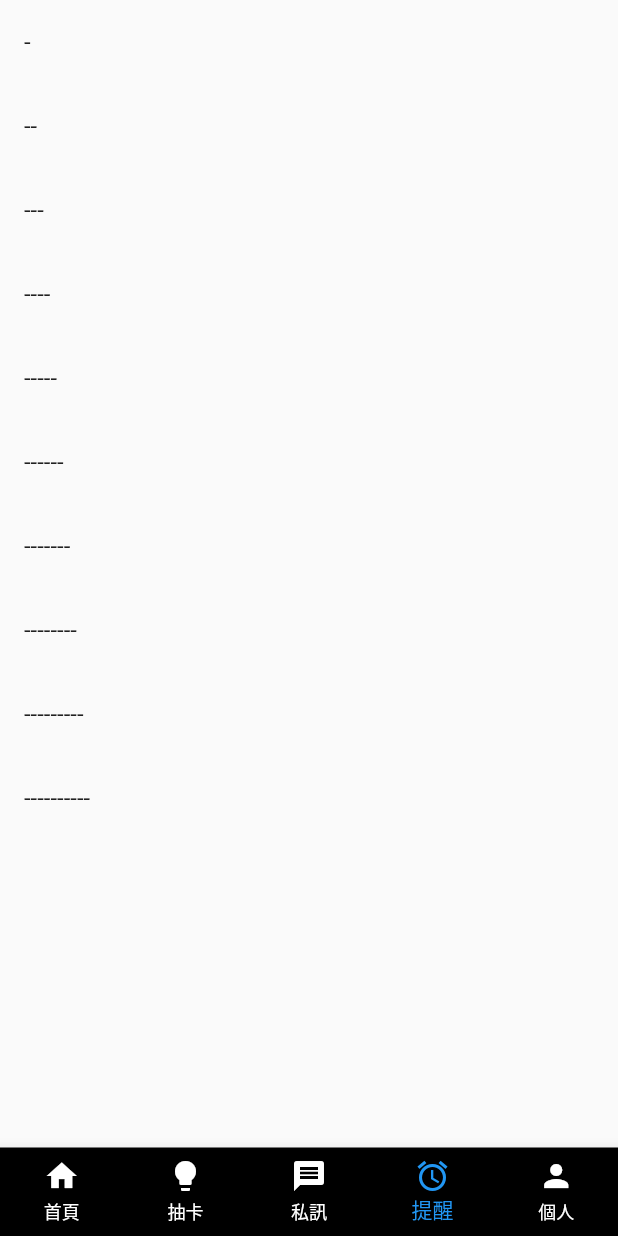
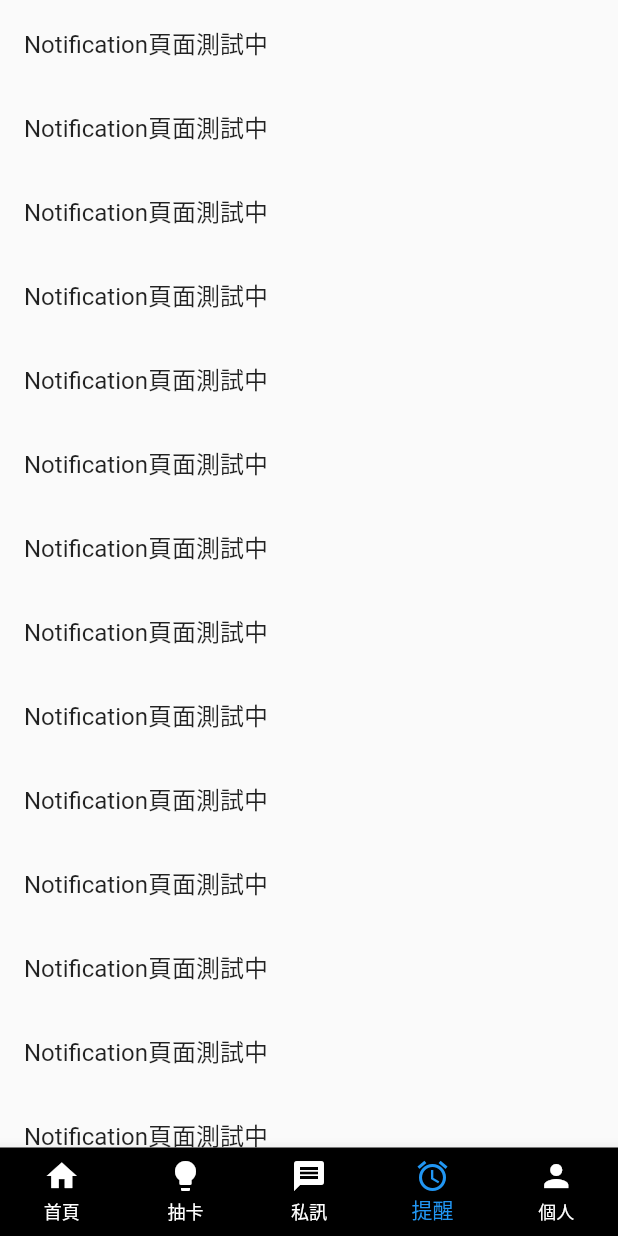
Before and after one commit to DoodleBears/paclub, a Flutter app: the screen it shows after launch, item 4 of the bottom bar chosen, on a phone screen of 412 x 824 dp. Run offline on Flutter 3.47's test engine with Material 2 defaults, Android fonts, the phone set to English and light mode, and no system bars.

Commit message:
Update Notification.dart

```diff
--- a/lib/pages/tabs/Notification.dart
+++ b/lib/pages/tabs/Notification.dart
@@ -12,34 +12,79 @@ class _NotificationPageState extends State<NotificationPage> {
     return ListView(
       children: <Widget>[
         ListTile(
-          title: Text("-"),
+          title: Text("Notification頁面測試中"),
         ),
         ListTile(
-          title: Text("--"),
+          title: Text("Notification頁面測試中"),
         ),
         ListTile(
-          title: Text("---"),
+          title: Text("Notification頁面測試中"),
         ),
         ListTile(
-          title: Text("----"),
+          title: Text("Notification頁面測試中"),
         ),
         ListTile(
-          title: Text("-----"),
+          title: Text("Notification頁面測試中"),
         ),
         ListTile(
-          title: Text("------"),
+          title: Text("Notification頁面測試中"),
         ),
         ListTile(
-          title: Text("-------"),
+          title: Text("Notification頁面測試中"),
         ),
         ListTile(
-          title: Text("--------"),
+          title: Text("Notification頁面測試中"),
         ),
         ListTile(
-          title: Text("---------"),
+          title: Text("Notification頁面測試中"),
         ),
         ListTile(
-          title: Text("----------"),
+          title: Text("Notification頁面測試中"),
+        ),
+        ListTile(
+          title: Text("Notification頁面測試中"),
+        ),
+        ListTile(
+          title: Text("Notification頁面測試中"),
+        ),
+        ListTile(
+          title: Text("Notification頁面測試中"),
+        ),
+        ListTile(
+          title: Text("Notification頁面測試中"),
+        ),
+        ListTile(
+          title: Text("Notification頁面測試中"),
+        ),
+        ListTile(
+          title: Text("Notification頁面測試中"),
+        ),
+        ListTile(
+          title: Text("Notification頁面測試中"),
+        ),
+        ListTile(
+          title: Text("Notification頁面測試中"),
+        ),
+        ListTile(
+          title: Text("Notification頁面測試中"),
+        ),
+        ListTile(
+          title: Text("Notification頁面測試中"),
+        ),
+        ListTile(
+          title: Text("Notification頁面測試中"),
+        ),
+        ListTile(
+          title: Text("Notification頁面測試中"),
+        ),
+        ListTile(
+          title: Text("Notification頁面測試中"),
+        ),
+        ListTile(
+          title: Text("Notification頁面測試中"),
+        ),
+        ListTile(
+          title: Text("Notification頁面測試中"),
         )
       ],
     );
```
